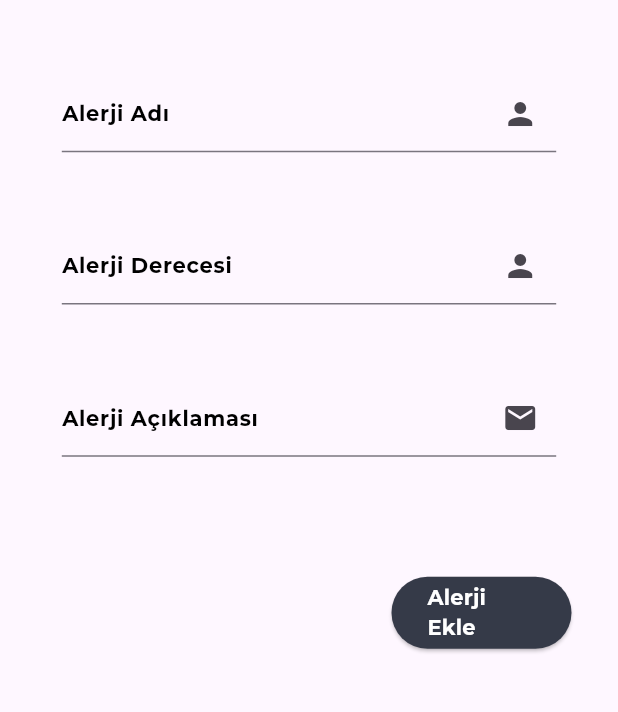
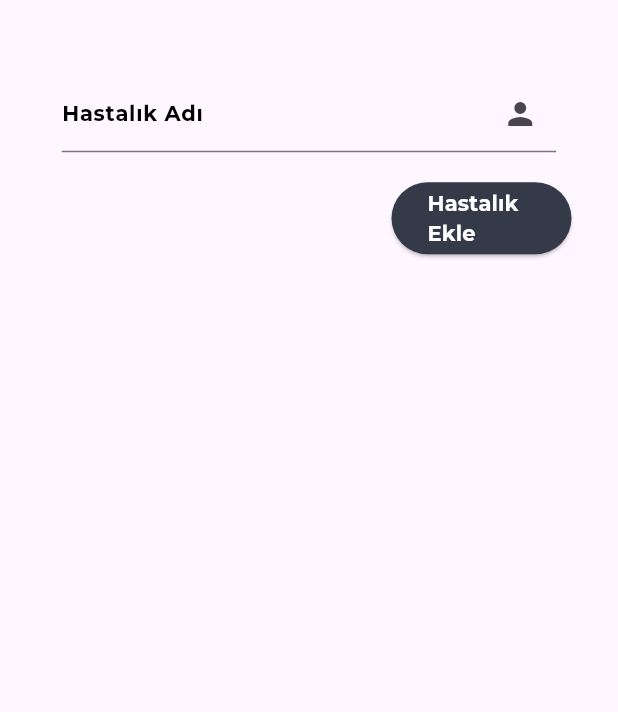
Before and after one commit to mustafatavasli/oua-bootcamp, a Flutter app: the HastaliklarEkrani screen opened directly, after a tap on the "add" icon, on a phone screen of 412 x 824 dp, the part 264-976 px from its top. Run offline on Flutter 3.47's test engine with Material 3 defaults, Android fonts, the phone set to English and light mode, and no system bars.

```diff
--- /dev/null
+++ b/ouabootcamp/lib/pages/view/HastalikEkle.dart
@@ -0,0 +1,100 @@
+import 'package:flutter/material.dart';
+
+class HastalikEkle extends StatelessWidget {
+  final TextEditingController _adController = TextEditingController();
+
+
+  @override
+  Widget build(BuildContext context) {
+    return Scaffold(
+      appBar: AppBar(
+        title: Text(''),
+        leading: IconButton(
+          icon: Icon(Icons.arrow_back_ios),
+          onPressed: () {
+            Navigator.pop(context);
+          },
+        ),
+      ),
+      body: SingleChildScrollView(
+        child: Padding(
+          padding: const EdgeInsets.all(16.0),
+          child: Column(
+            crossAxisAlignment: CrossAxisAlignment.center,
+            children: [
+              Center(
+                child: Transform.translate(
+                  offset: Offset(0, -20),
+                  child: Image.asset('assets/images/Logo.png', height: 124, alignment: Alignment.topCenter),
+                ),
+              ),
+              SizedBox(height: 30),
+              Center(
+                child: Container(
+                  width: MediaQuery.of(context).size.width * 0.8,
+                  child: TextField(
+                    controller: _adController,
+                    decoration: InputDecoration(
+                      labelText: 'Hastalık Adı',
+                      suffixIcon: Icon(Icons.person),
+                      labelStyle: TextStyle(
+                        fontFamily: 'Montserrat',
+                        fontWeight: FontWeight.bold,
+                        fontSize: 14,
+                        color: Colors.black,
+                      ),
+                    ),
+                    style: TextStyle(
+                      fontFamily: 'Montserrat',
+                      fontSize: 14,
+                      fontWeight: FontWeight.bold,
+                      color: Colors.black,
+                    ),
+                  ),
+                ),
+              ),
+
+              SizedBox(height: 20),
+              Row(
+                mainAxisAlignment: MainAxisAlignment.end,
+                children: [
+                  Transform.translate(
+                    offset: Offset(-15, 0),
+                    child: SizedBox(
+                      width: 120,
+                      height: 48,
+                      child: ElevatedButton(
+                        style: ElevatedButton.styleFrom(
+                          foregroundColor: Colors.white,
+                          backgroundColor: Color(0xFF353A48),
+                        ),
+                        onPressed: () {
+                          if (_adController.text.isNotEmpty) {
+                            Map<String, String> alerjiData = {
+                              'ad': _adController.text,
+                            };
+                            Navigator.pop(context, alerjiData);
+                          }
+                        },
+                        child: Text(
+                          'Hastalık Ekle',
+                          style: TextStyle(
+                            fontFamily: 'Montserrat',
+                            fontSize: 14,
+                            fontWeight: FontWeight.bold,
+                            color: Colors.white,
+
+                          ),
+                        ),
+                      ),
+                    ),
+                  ),
+                ],
+              ),
+            ],
+          ),
+        ),
+      ),
+    );
+  }
+}
--- a/ouabootcamp/lib/pages/view/HastaliklarEkrani.dart
+++ b/ouabootcamp/lib/pages/view/HastaliklarEkrani.dart
@@ -1,5 +1,6 @@
 import 'package:flutter/material.dart';
 import 'package:ouabootcamp/pages/view/AlerjilerEkleScreen.dart';
+import 'package:ouabootcamp/pages/view/HastalikEkle.dart';
 
 class HastaliklarEkrani extends StatefulWidget {
   @override
@@ -23,7 +24,7 @@ class _HastaliklarEkraniState extends State<HastaliklarEkrani> {
               onPressed: () async {
                 final yeniAlerji = await Navigator.push(
                   context,
-                  MaterialPageRoute(builder: (context) => AlerjilerEkleScreen()),
+                  MaterialPageRoute(builder: (context) => HastalikEkle()),
                 );
                 if (yeniAlerji != null && yeniAlerji is Map<String, String>) {
                   setState(() {
@@ -113,7 +114,7 @@ class _HastaliklarEkraniState extends State<HastaliklarEkrani> {
             width: 144,
             height: 120,
             decoration: BoxDecoration(
-              color: Color.fromARGB(255, 243, 198, 213),
+              color: Color.fromARGB(55, 6, 206, 255),
               borderRadius: BorderRadius.circular(8),
             ),
             child: Stack(
@@ -122,7 +123,7 @@ class _HastaliklarEkraniState extends State<HastaliklarEkrani> {
                 Positioned(
                   top: 25,
                   child: Image.asset(
-                    'assets/images/alerji.png',
+                    'assets/images/hastaliklarcard.png',
                     width: 56,
                     height: 56,
                   ),
--- a/ouabootcamp/pubspec.yaml
+++ b/ouabootcamp/pubspec.yaml
@@ -78,6 +78,8 @@ flutter:
     - assets/images/navgemini.png
     - assets/images/navhome.png
     - assets/images/navprofile.png
+    - assets/images/hastaliklarcard.png
+
   #   - images/a_dot_ham.jpeg
 
   # An image asset can refer to one or more resolution-specific "variants", see
```
Also changed, not shown: ouabootcamp/lib/pages/view/ProfileScreen.dart (+36 -22 lines), ouabootcamp/assets/images/hastaliklarcard.png (added).
